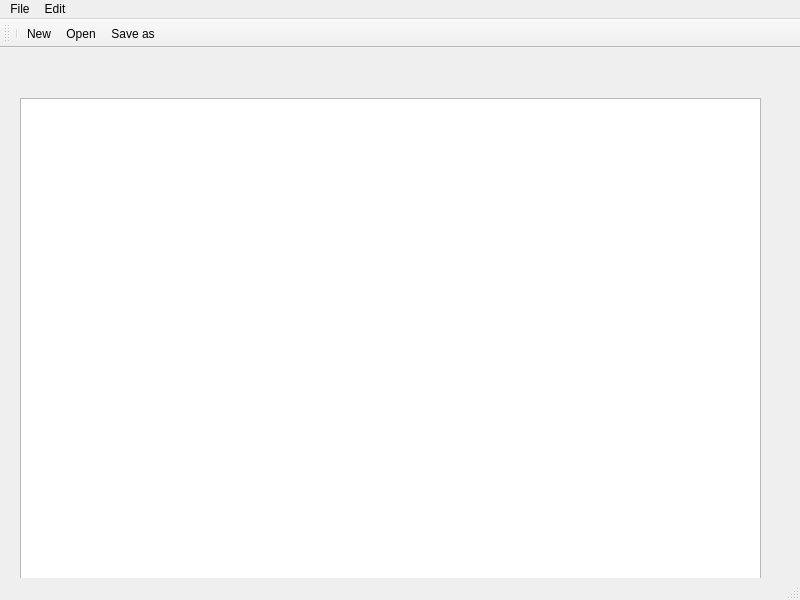
This is client/editor.ui in PoliDox/PoliDox as Qt 5 draws it before an edit. The edited form follows.
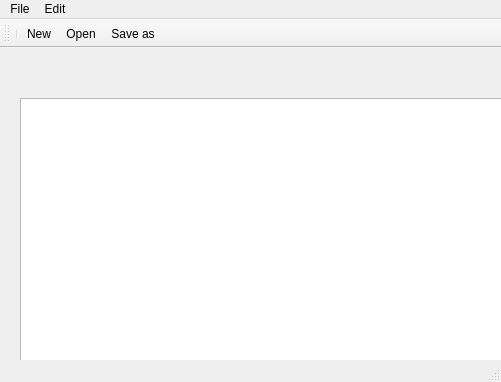
This is the edited form. Icons and pictures are not drawn.

```diff
--- a/client/editor.ui
+++ b/client/editor.ui
@@ -6,8 +6,8 @@
    <rect>
     <x>0</x>
     <y>0</y>
-    <width>800</width>
-    <height>600</height>
+    <width>501</width>
+    <height>382</height>
    </rect>
   </property>
   <property name="windowTitle">
@@ -35,7 +35,7 @@
     <rect>
      <x>0</x>
      <y>0</y>
-     <width>800</width>
+     <width>501</width>
      <height>22</height>
     </rect>
    </property>
```
